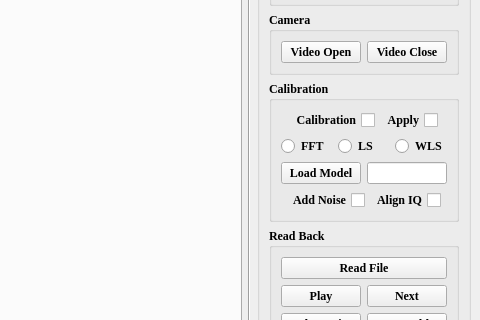
CruzeOliver/FMCW-Radar-GUI, file Radar_UDP.ui: the form before one commit; both pictures show x 497 to 977 and y 121 to 441 of the 977 by 811 pixel window.
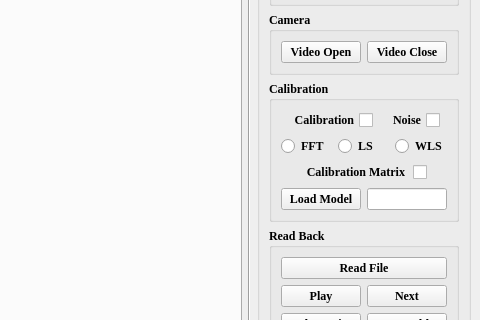
The form after the commit.

Commit message: feat: Delete all content related to align IQ

```diff
--- a/Radar_UDP.ui
+++ b/Radar_UDP.ui
@@ -516,12 +516,25 @@
              </widget>
             </item>
             <item>
-             <widget class="QCheckBox" name="checkBox_channel_calibration">
+             <spacer name="horizontalSpacer_6">
+              <property name="orientation">
+               <enum>Qt::Horizontal</enum>
+              </property>
+              <property name="sizeHint" stdset="0">
+               <size>
+                <width>40</width>
+                <height>20</height>
+               </size>
+              </property>
+             </spacer>
+            </item>
+            <item>
+             <widget class="QCheckBox" name="checkBox_addnoise">
               <property name="layoutDirection">
                <enum>Qt::RightToLeft</enum>
               </property>
               <property name="text">
-               <string>Apply</string>
+               <string>Noise</string>
               </property>
              </widget>
             </item>
@@ -565,6 +578,46 @@
             </item>
            </layout>
           </item>
+          <item>
+           <layout class="QHBoxLayout" name="horizontalLayout_18">
+            <item>
+             <spacer name="horizontalSpacer_3">
+              <property name="orientation">
+               <enum>Qt::Horizontal</enum>
+              </property>
+              <property name="sizeHint" stdset="0">
+               <size>
+                <width>40</width>
+                <height>20</height>
+               </size>
+              </property>
+             </spacer>
+            </item>
+            <item>
+             <widget class="QCheckBox" name="checkBox_channel_calibration">
+              <property name="layoutDirection">
+               <enum>Qt::RightToLeft</enum>
+              </property>
+              <property name="text">
+               <string>Calibration Matrix </string>
+              </property>
+             </widget>
+            </item>
+            <item>
+             <spacer name="horizontalSpacer_4">
+              <property name="orientation">
+               <enum>Qt::Horizontal</enum>
+              </property>
+              <property name="sizeHint" stdset="0">
+               <size>
+                <width>40</width>
+                <height>20</height>
+               </size>
+              </property>
+             </spacer>
+            </item>
+           </layout>
+          </item>
           <item>
            <layout class="QHBoxLayout" name="horizontalLayout_11">
             <item>
@@ -592,56 +645,6 @@
             </item>
            </layout>
           </item>
-          <item>
-           <layout class="QHBoxLayout" name="horizontalLayout_18">
-            <item>
-             <spacer name="horizontalSpacer_3">
-              <property name="orientation">
-               <enum>Qt::Horizontal</enum>
-              </property>
-              <property name="sizeHint" stdset="0">
-               <size>
-                <width>40</width>
-                <height>20</height>
-               </size>
-              </property>
-             </spacer>
-            </item>
-            <item>
-             <widget class="QCheckBox" name="checkBox_addnoise">
-              <property name="layoutDirection">
-               <enum>Qt::RightToLeft</enum>
-              </property>
-              <property name="text">
-               <string>Add Noise</string>
-              </property>
-             </widget>
-            </item>
-            <item>
-             <widget class="QCheckBox" name="checkBox_align_iq">
-              <property name="layoutDirection">
-               <enum>Qt::RightToLeft</enum>
-              </property>
-              <property name="text">
-               <string>Align IQ</string>
-              </property>
-             </widget>
-            </item>
-            <item>
-             <spacer name="horizontalSpacer_4">
-              <property name="orientation">
-               <enum>Qt::Horizontal</enum>
-              </property>
-              <property name="sizeHint" stdset="0">
-               <size>
-                <width>40</width>
-                <height>20</height>
-               </size>
-              </property>
-             </spacer>
-            </item>
-           </layout>
-          </item>
          </layout>
         </widget>
        </item>
```
Left out of the diff: 6 changed lines with no effect on the pictures. The commit also changes 3 other files.
